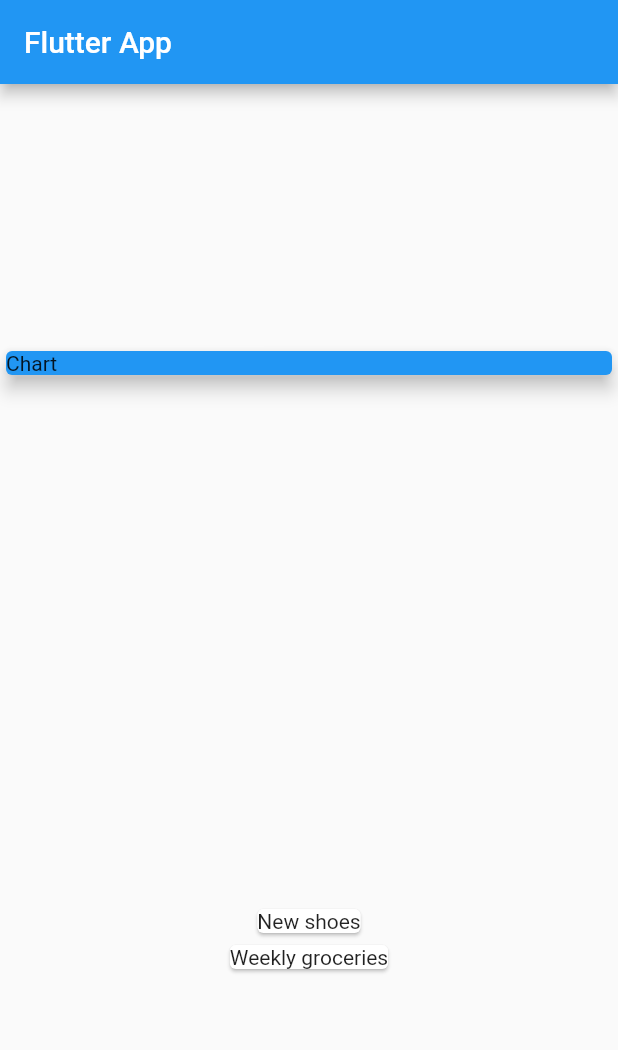
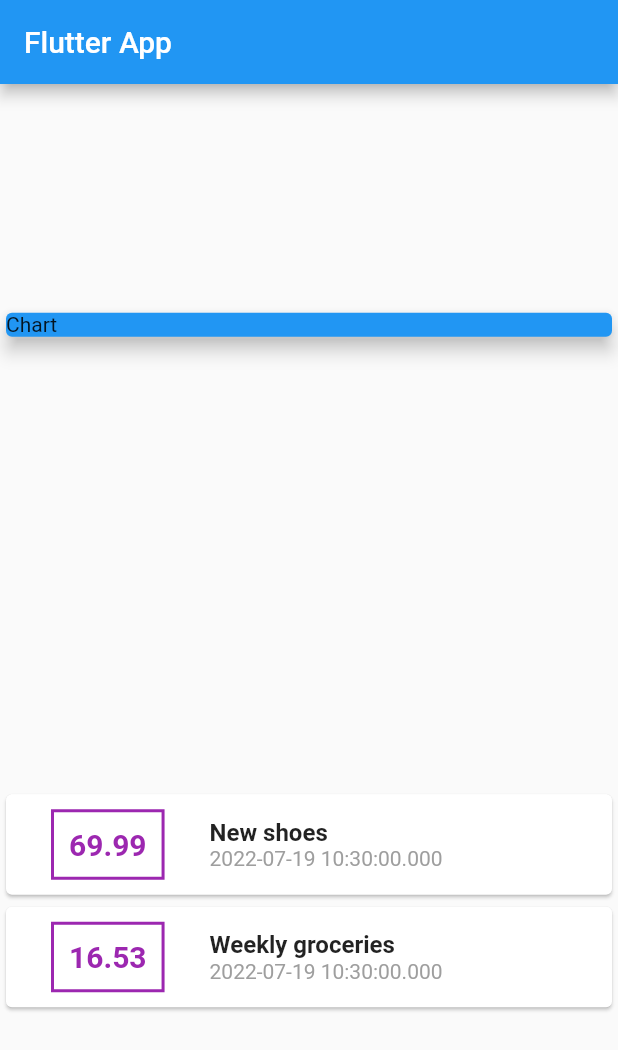
Before and after one commit to mabat/personal_expenses, a Flutter app: the screen it shows after launch, on a phone screen of 412 x 824 dp. Shown: the top 1050 px of the screen. Run offline on Flutter 3.47's test engine with Material 2 defaults, Android fonts, the phone set to English and light mode, and no system bars.

Commit message:
Building custom items list and styling

```diff
--- a/lib/main.dart
+++ b/lib/main.dart
@@ -50,7 +50,42 @@ class MyHomePage extends StatelessWidget {
           Column(
             children: transactions.map((tx) {
               return Card(
-                child: Text(tx.title),
+                child: Row(
+                  children: <Widget>[
+                    Container(
+                      margin: EdgeInsets.symmetric(
+                        vertical: 10,
+                        horizontal: 30,
+                      ),
+                      decoration: BoxDecoration(
+                          border: Border.all(
+                        color: Colors.purple,
+                        width: 2,
+                      )),
+                      padding: EdgeInsets.all(10),
+                      child: Text(tx.amount.toString(),
+                          style: TextStyle(
+                            fontWeight: FontWeight.bold,
+                            fontSize: 20,
+                            color: Colors.purple,
+                          )),
+                    ),
+                    Column(
+                      crossAxisAlignment: CrossAxisAlignment.start,
+                      children: <Widget>[
+                        Text(
+                          tx.title,
+                          style: TextStyle(
+                              fontSize: 16, fontWeight: FontWeight.bold),
+                        ),
+                        Text(
+                          tx.date.toString(),
+                          style: TextStyle(color: Colors.grey),
+                        ),
+                      ],
+                    )
+                  ],
+                ),
               );
             }).toList(),
           )
```
